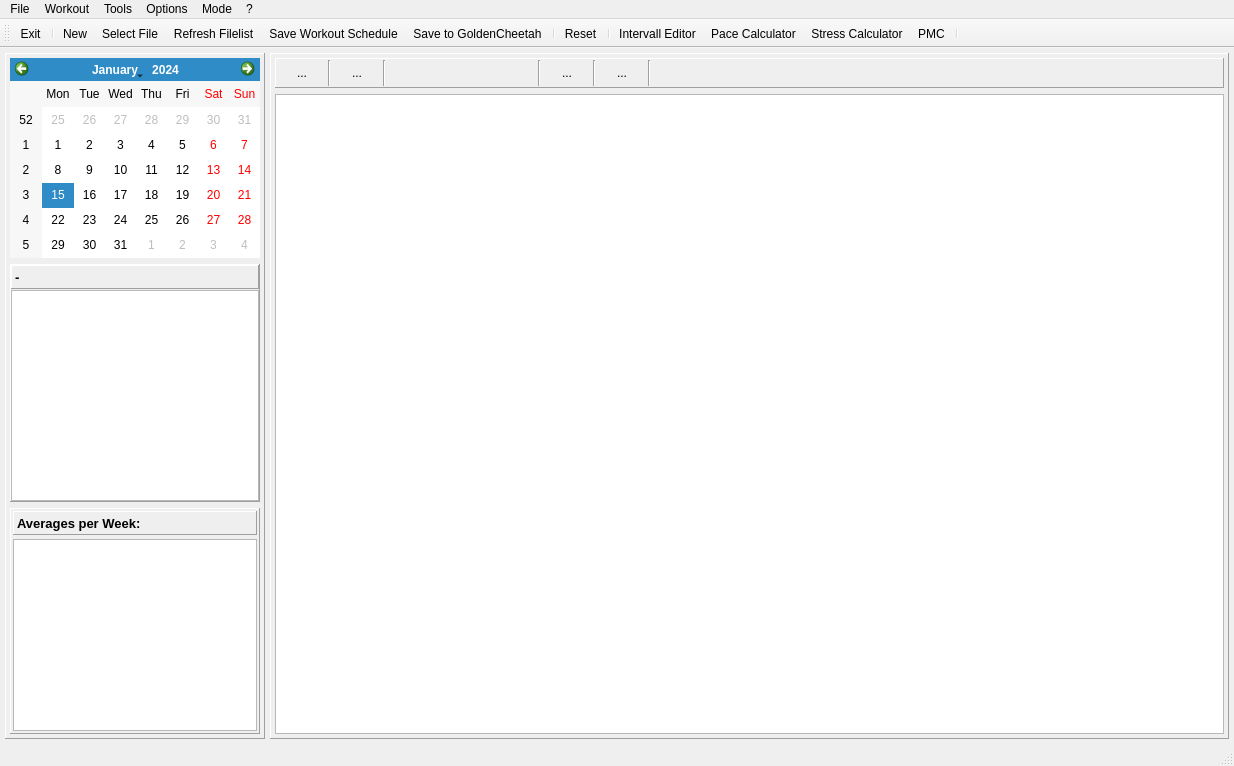
Qt form mainwindow.ui (Tria-Andy/WorkoutEditor) before a commit.
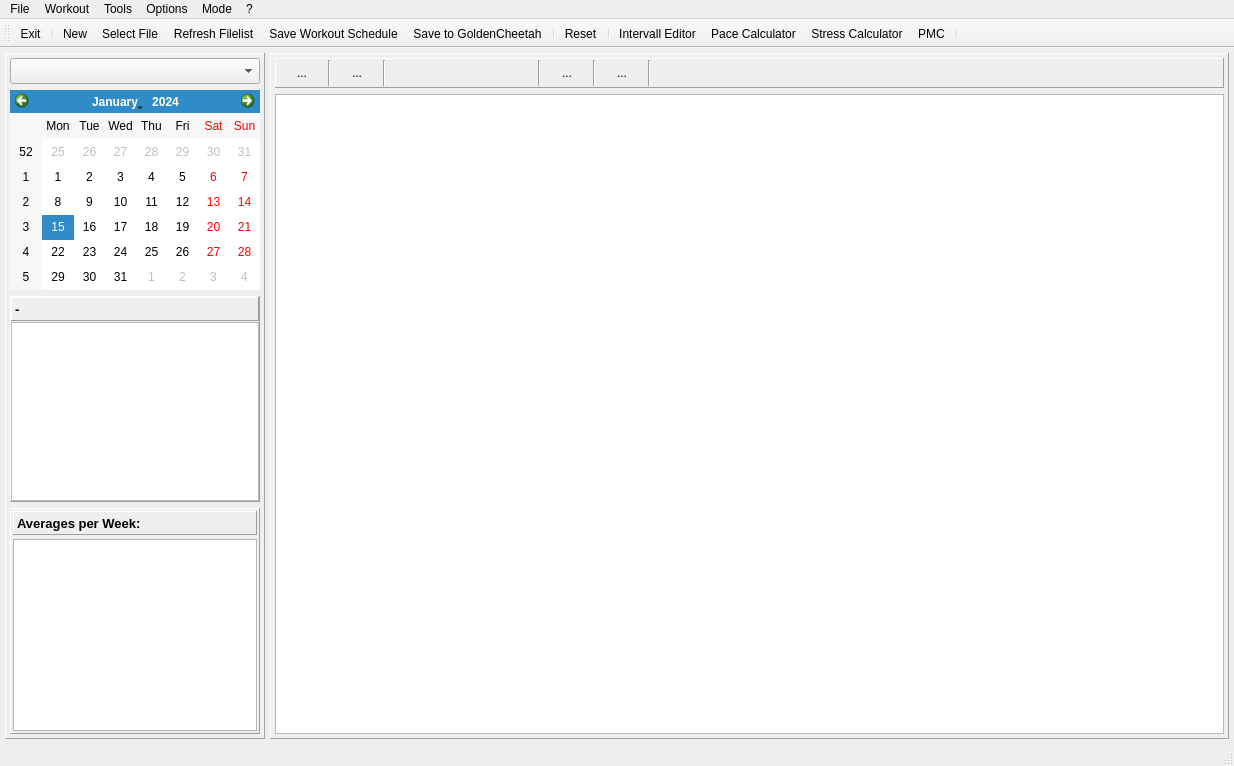
The same form after that commit. Icons and pictures are not drawn. Custom widgets are drawn as their Qt base class.

Commit message:
Add Saison Class
Ability to add more than one saisons with contests

What changed in the file:
```diff
--- a/mainwindow.ui
+++ b/mainwindow.ui
@@ -108,6 +108,29 @@
            <property name="bottomMargin">
             <number>4</number>
            </property>
+           <item>
+            <widget class="QComboBox" name="comboBox_saisonName">
+             <property name="minimumSize">
+              <size>
+               <width>0</width>
+               <height>26</height>
+              </size>
+             </property>
+             <property name="maximumSize">
+              <size>
+               <width>16777215</width>
+               <height>26</height>
+              </size>
+             </property>
+             <property name="font">
+              <font>
+               <pointsize>12</pointsize>
+               <weight>75</weight>
+               <bold>true</bold>
+              </font>
+             </property>
+            </widget>
+           </item>
            <item>
             <widget class="QCalendarWidget" name="calendarWidget">
              <property name="sizePolicy">
```
Left out of the diff: 1 changed line with no effect on the pictures. The commit also changes 11 other files.
